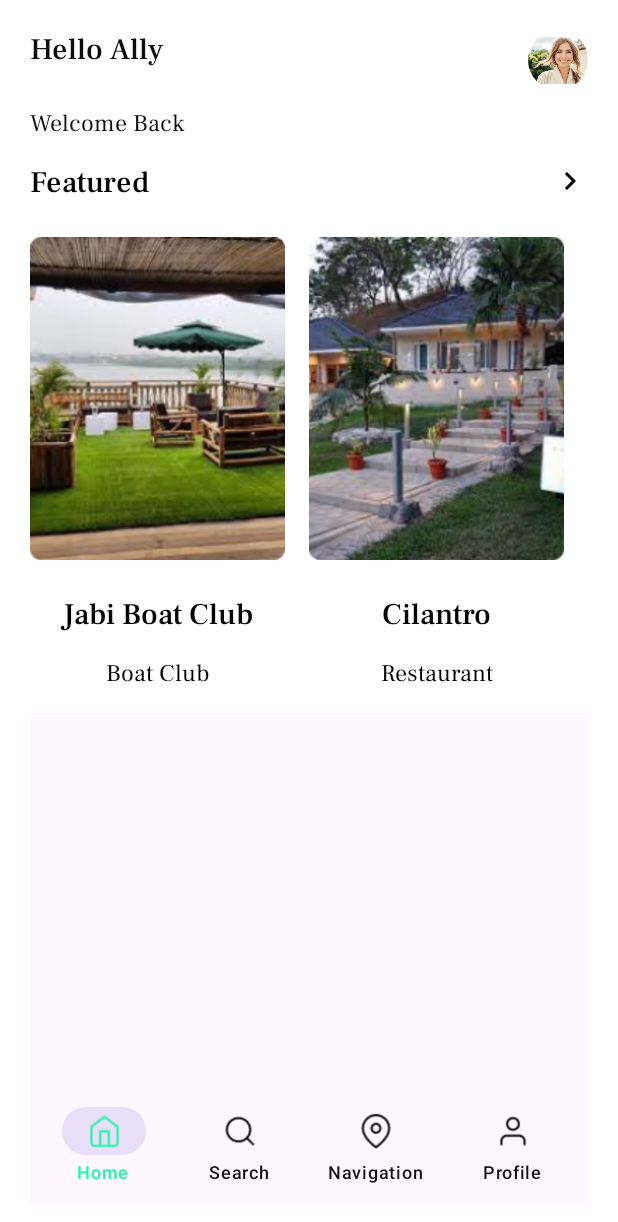
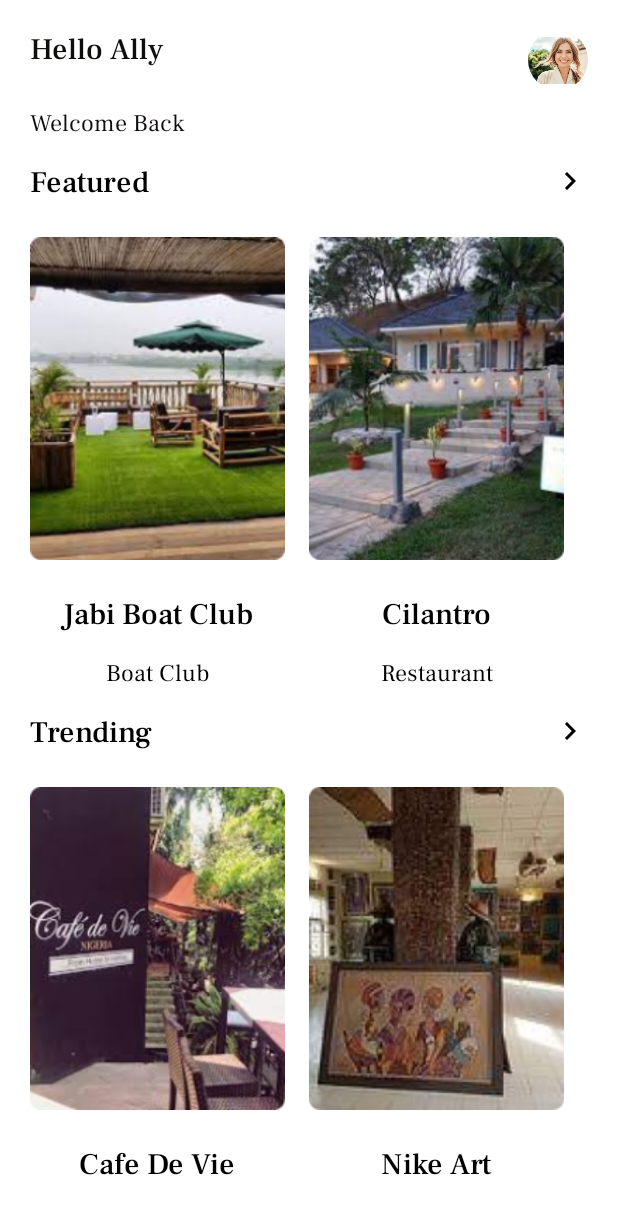
Before and after one commit to Vicky-E/JollyApp, an Android app built with Jetpack Compose: the @Preview function HomePage, on a phone screen of 412 x 824 dp. Shown: the top 1222 px of the screen. Run offline under Robolectric (Android 15) with nearby library versions, the phone set to English and light mode, and no system bars.

Commit message:
horizontal scrolling implemented

```diff
--- a/app/src/main/java/com/vicks/jollyapp/MainActivity.kt
+++ b/app/src/main/java/com/vicks/jollyapp/MainActivity.kt
@@ -22,6 +22,7 @@ import androidx.compose.foundation.pager.rememberPagerState
 import androidx.compose.foundation.rememberScrollState
 import androidx.compose.foundation.shape.CircleShape
 import androidx.compose.foundation.shape.RoundedCornerShape
+import androidx.compose.foundation.verticalScroll
 import androidx.compose.material.icons.Icons
 import androidx.compose.material.icons.filled.KeyboardArrowRight
 import androidx.compose.material3.BottomAppBar
@@ -454,12 +455,17 @@ fun LogIn(navControl: NavHostController,appView: JollyView) {
 }
 
 @OptIn(ExperimentalMaterial3Api::class, ExperimentalFoundationApi::class)
-@Preview(showSystemUi = true, showBackground = true)
+@Preview()
 @Composable
 fun HomePage() {
     val scrollState = rememberScrollState()
+    val scrollStateT = rememberScrollState()
+    val verticalState = rememberScrollState()
+
     //LaunchedEffect(Unit) { scrollState.animateScrollTo(100) }
-    Column(Modifier.padding(20.dp,20.dp), verticalArrangement = Arrangement.spacedBy(16.dp), horizontalAlignment = Alignment.CenterHorizontally) {
+    Column(
+        Modifier
+            .padding(20.dp, 20.dp), verticalArrangement = Arrangement.spacedBy(16.dp), horizontalAlignment = Alignment.CenterHorizontally) {
         Column(verticalArrangement = Arrangement.spacedBy(12.dp), horizontalAlignment = Alignment.CenterHorizontally) {
             Row(Modifier.fillMaxWidth(),horizontalArrangement = Arrangement.SpaceBetween) {
                 Text("Hello Ally", fontSize = 20.sp, fontFamily = medFont,color = Brown)
@@ -535,6 +541,70 @@ fun HomePage() {
                     Row(horizontalArrangement = Arrangement.Start){Text("House 43", fontSize = 20.sp, fontFamily = medFont)}
                     Row(horizontalArrangement = Arrangement.Start){Text("Restaurant",fontSize = 16.sp, fontFamily = regFont)}
                 }
+        }
+        Row(Modifier.fillMaxWidth(), horizontalArrangement = Arrangement.SpaceBetween) {
+            Text("Trending", fontSize = 20.sp, fontFamily = medFont)
+            Icon(imageVector = Icons.Default.KeyboardArrowRight, contentDescription = "Right arrow Icon" )
+        }
+        Row(horizontalArrangement = Arrangement.spacedBy(16.dp), verticalAlignment = Alignment.CenterVertically,modifier = Modifier.horizontalScroll(scrollStateT)) {
+            Column(verticalArrangement = Arrangement.spacedBy(16.dp), horizontalAlignment = Alignment.CenterHorizontally){
+                Image(painter = painterResource(id = R.drawable.cafedevie), contentDescription = "picture of Cafe De Vie",modifier = Modifier
+                    .size(170.dp, 230.dp)
+                    .clip(RoundedCornerShape(8.dp))
+                )
+                Row(horizontalArrangement = Arrangement.Start){Text("Cafe De Vie", fontSize = 20.sp, fontFamily = medFont)}
+                Row(horizontalArrangement = Arrangement.Start){ Text("Restaurant",fontSize = 16.sp, fontFamily = regFont)}
+            }
+            Column(verticalArrangement = Arrangement.spacedBy(16.dp),horizontalAlignment = Alignment.CenterHorizontally) {
+                Image(
+                    painter = painterResource(id = R.drawable.nikeart),
+                    contentDescription = "picture of nike art gallery",
+                    modifier = Modifier
+                        .size(170.dp, 230.dp)
+                        .clip(RoundedCornerShape(8.dp))
+                )
+                Row(horizontalArrangement = Arrangement.Start) {
+                    Text(
+                        "Nike Art",
+                        fontSize = 20.sp,
+                        fontFamily = medFont
+                    )
+                }
+                Row(horizontalArrangement = Arrangement.Start) {
+                    Text(
+                        "Arts and Culture",
+                        fontSize = 16.sp,
+                        fontFamily = regFont
+                    )
+                }
+            }
+            Column(verticalArrangement = Arrangement.spacedBy(16.dp),horizontalAlignment = Alignment.CenterHorizontally) {
+                Image(
+                    painter = painterResource(id = R.drawable.beautyaddicts),
+                    contentDescription = "picture of Beauty Addict spa",
+                    modifier = Modifier
+                        .size(170.dp, 230.dp)
+                        .clip(RoundedCornerShape(8.dp))
+                )
+                Row(horizontalArrangement = Arrangement.Start) {
+                    Text(
+                        "Beauty Addicts",
+                        fontSize = 20.sp,
+                        fontFamily = medFont
+                    )
+                }
+                Row(horizontalArrangement = Arrangement.Start) {
+                    Text("Spa", fontSize = 16.sp, fontFamily = regFont)
+                }
+            }
+            Column(verticalArrangement = Arrangement.spacedBy(16.dp),horizontalAlignment = Alignment.CenterHorizontally){
+                Image(painter = painterResource(id = R.drawable.housefortythree), contentDescription = "picture of house 43 restaurant",modifier = Modifier
+                    .size(170.dp, 230.dp)
+                    .clip(RoundedCornerShape(8.dp))
+                )
+                Row(horizontalArrangement = Arrangement.Start){Text("House 43", fontSize = 20.sp, fontFamily = medFont)}
+                Row(horizontalArrangement = Arrangement.Start){Text("Restaurant",fontSize = 16.sp, fontFamily = regFont)}
+            }
         }
 
         Scaffold(bottomBar = {
```
Also changed, not shown: app/src/main/res/drawable/beautyaddicts.png (added), app/src/main/res/drawable/cafedevie.png (added), app/src/main/res/drawable/nikeart.png (added).
